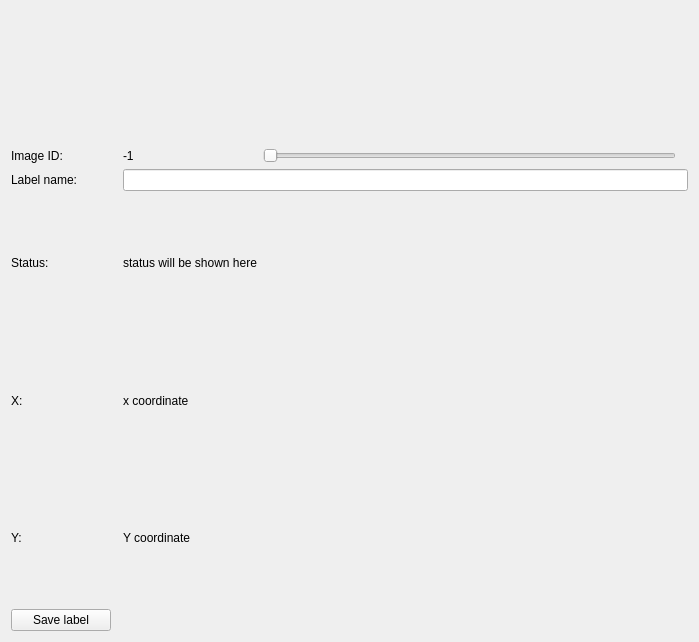
Before: the Qt Designer form label-tool/src/widget.ui in SoftwareDefinedBuildings/SnapLink, drawn with Qt 5.
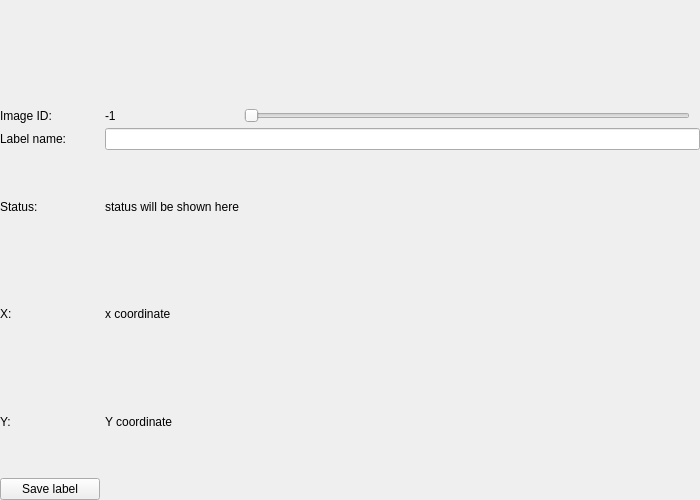
After: the same form once the commit is applied.

Commit message: Improve tool layout

Patch:
```diff
--- a/label-tool/src/widget.ui
+++ b/label-tool/src/widget.ui
@@ -6,56 +6,16 @@
    <rect>
     <x>0</x>
     <y>0</y>
-    <width>699</width>
-    <height>642</height>
+    <width>700</width>
+    <height>500</height>
    </rect>
   </property>
   <property name="windowTitle">
    <string>Widget</string>
   </property>
   <layout class="QGridLayout" name="gridLayout">
-   <item row="5" column="0">
-    <widget class="QLabel" name="label_5">
-     <property name="text">
-      <string>X:</string>
-     </property>
-    </widget>
-   </item>
-   <item row="5" column="2">
-    <widget class="QLabel" name="label_x">
-     <property name="text">
-      <string>x coordinate</string>
-     </property>
-    </widget>
-   </item>
-   <item row="4" column="0">
-    <widget class="QLabel" name="label_2">
-     <property name="text">
-      <string>Status:</string>
-     </property>
-    </widget>
-   </item>
-   <item row="0" column="0" colspan="6">
-    <widget class="QLabel" name="imgLabel"/>
-   </item>
-   <item row="2" column="0">
-    <widget class="QLabel" name="label">
-     <property name="minimumSize">
-      <size>
-       <width>100</width>
-       <height>0</height>
-      </size>
-     </property>
-     <property name="maximumSize">
-      <size>
-       <width>200</width>
-       <height>16777215</height>
-      </size>
-     </property>
-     <property name="text">
-      <string>Label name:</string>
-     </property>
-    </widget>
+   <item row="0" column="0" colspan="5">
+    <widget class="QLabel" name="label_img"/>
    </item>
    <item row="1" column="0">
     <widget class="QLabel" name="label_3">
@@ -68,7 +28,7 @@
      <property name="maximumSize">
       <size>
        <width>100</width>
-       <height>16777215</height>
+       <height>40</height>
       </size>
      </property>
      <property name="text">
@@ -76,25 +36,18 @@
      </property>
     </widget>
    </item>
-   <item row="4" column="2">
-    <widget class="QLabel" name="label_status">
-     <property name="text">
-      <string>status will be shown here</string>
-     </property>
-    </widget>
-   </item>
-   <item row="1" column="2">
+   <item row="1" column="1">
     <widget class="QLabel" name="label_id">
      <property name="minimumSize">
       <size>
-       <width>100</width>
+       <width>50</width>
        <height>0</height>
       </size>
      </property>
      <property name="maximumSize">
       <size>
-       <width>200</width>
-       <height>16777215</height>
+       <width>100</width>
+       <height>100</height>
       </size>
      </property>
      <property name="text">
@@ -102,23 +55,51 @@
      </property>
     </widget>
    </item>
-   <item row="6" column="2">
-    <widget class="QLabel" name="label_y">
-     <property name="text">
-      <string>Y coordinate</string>
-     </property>
-    </widget>
-   </item>
-   <item row="2" column="2" colspan="4">
-    <widget class="QLineEdit" name="lineEdit"/>
-   </item>
-   <item row="1" column="3">
+   <item row="1" column="2">
     <widget class="QSlider" name="slider">
      <property name="orientation">
       <enum>Qt::Horizontal</enum>
      </property>
     </widget>
    </item>
+   <item row="2" column="0">
+    <widget class="QLabel" name="label_text_label">
+     <property name="text">
+      <string>Label name:</string>
+     </property>
+    </widget>
+   </item>
+   <item row="2" column="1" colspan="4">
+    <widget class="QLineEdit" name="lineEdit_label"/>
+   </item>
+   <item row="4" column="0">
+    <widget class="QLabel" name="label_text_status">
+     <property name="text">
+      <string>Status:</string>
+     </property>
+    </widget>
+   </item>
+   <item row="4" column="1">
+    <widget class="QLabel" name="label_status">
+     <property name="text">
+      <string>status will be shown here</string>
+     </property>
+    </widget>
+   </item>
+   <item row="5" column="0">
+    <widget class="QLabel" name="label_text_x">
+     <property name="text">
+      <string>X:</string>
+     </property>
+    </widget>
+   </item>
+   <item row="5" column="1">
+    <widget class="QLabel" name="label_x">
+     <property name="text">
+      <string>x coordinate</string>
+     </property>
+    </widget>
+   </item>
    <item row="6" column="0">
     <widget class="QLabel" name="label_7">
      <property name="text">
@@ -126,6 +107,13 @@
      </property>
     </widget>
    </item>
+   <item row="6" column="1">
+    <widget class="QLabel" name="label_y">
+     <property name="text">
+      <string>Y coordinate</string>
+     </property>
+    </widget>
+   </item>
    <item row="7" column="0">
     <widget class="QPushButton" name="pushButton">
      <property name="text">
@@ -135,7 +123,7 @@
    </item>
   </layout>
  </widget>
- <layoutdefault spacing="6" margin="11"/>
+ <layoutdefault spacing="5" margin="0"/>
  <resources/>
  <connections/>
 </ui>
```
Left out of the diff: 4 changed lines with no effect on the pictures. The commit also changes 2 other files.
